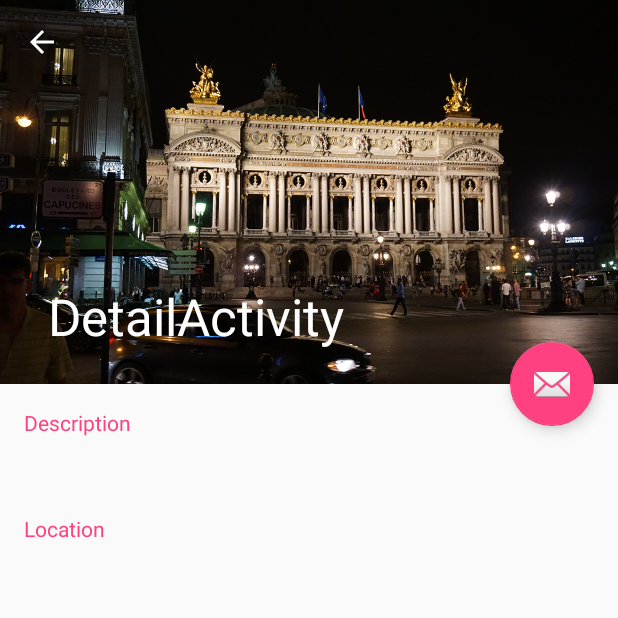
After one commit to mileyanda/RecyclerView3, an Android app: the DetailActivity screen opened directly, with no data from a screen before it, on a phone screen of 412 x 824 dp, the top half of it. The commit adds this screen. Run offline under Robolectric (Android 15) with nearby library versions, the phone set to English and light mode, and no system bars; 4 statements that could not run were skipped.

Commit message:
RecyclerView View Detail

```diff
--- a/app/src/main/AndroidManifest.xml
+++ b/app/src/main/AndroidManifest.xml
@@ -21,7 +21,7 @@
         <activity
             android:name=".DetailActivity"
             android:label="@string/title_activity_detail"
-            android:theme="@style/AppTheme.NoActionBar"></activity>
+            android:theme="@style/AppTheme.NoActionBar" />
     </application>
 
 </manifest>
--- /dev/null
+++ b/app/src/main/java/id/sch/smktelkom_mlg/learn/recyclerview3/DetailActivity.java
@@ -0,0 +1,50 @@
+package id.sch.smktelkom_mlg.learn.recyclerview3;
+
+import android.net.Uri;
+import android.os.Bundle;
+import android.support.design.widget.FloatingActionButton;
+import android.support.design.widget.Snackbar;
+import android.support.v7.app.AppCompatActivity;
+import android.support.v7.widget.Toolbar;
+import android.view.View;
+import android.widget.ImageView;
+import android.widget.TextView;
+
+import id.sch.smktelkom_mlg.learn.recyclerview3.model.Hotel;
+
+public class DetailActivity extends AppCompatActivity {
+
+    @Override
+    protected void onCreate(Bundle savedInstanceState) {
+        super.onCreate(savedInstanceState);
+        setContentView(R.layout.activity_detail);
+        Toolbar toolbar = (Toolbar) findViewById(R.id.toolbar);
+        setSupportActionBar(toolbar);
+
+        Hotel hotel = (Hotel) getIntent().getSerializableExtra(MainActivity.HOTEL);
+        setTitle(hotel.judul);
+        ImageView ivFoto = (ImageView) findViewById(R.id.imageFoto);
+        ivFoto.setImageURI(Uri.parse(hotel.foto));
+        TextView tvDeskripsi = (TextView) findViewById(R.id.place_detail);
+        tvDeskripsi.setText(hotel.deskripsi + "\n\n" + hotel.detail);
+        TextView tvLokasi = (TextView) findViewById(R.id.place_location);
+        tvLokasi.setText(hotel.lokasi);
+
+        getSupportActionBar().setDisplayHomeAsUpEnabled(true);
+        toolbar.setNavigationOnClickListener(new View.OnClickListener() {
+            @Override
+            public void onClick(View v) {
+                onBackPressed();
+            }
+        });
+
+        FloatingActionButton fab = (FloatingActionButton) findViewById(R.id.fab);
+        fab.setOnClickListener(new View.OnClickListener() {
+            @Override
+            public void onClick(View view) {
+                Snackbar.make(view, "Replace with your own action", Snackbar.LENGTH_LONG)
+                        .setAction("Action", null).show();
+            }
+        });
+    }
+}
--- /dev/null
+++ b/app/src/main/res/layout/activity_detail.xml
@@ -0,0 +1,55 @@
+<?xml version="1.0" encoding="utf-8"?>
+<android.support.design.widget.CoordinatorLayout xmlns:android="http://schemas.android.com/apk/res/android"
+    xmlns:app="http://schemas.android.com/apk/res-auto"
+    xmlns:tools="http://schemas.android.com/tools"
+    android:layout_width="match_parent"
+    android:layout_height="match_parent"
+    android:fitsSystemWindows="true"
+    tools:context="id.sch.smktelkom_mlg.learn.recyclerview3.DetailActivity">
+
+    <android.support.design.widget.AppBarLayout
+        android:id="@+id/app_bar"
+        android:layout_width="match_parent"
+        android:layout_height="@dimen/app_bar_height"
+        android:fitsSystemWindows="true"
+        android:theme="@style/AppTheme.AppBarOverlay">
+
+        <android.support.design.widget.CollapsingToolbarLayout
+            android:id="@+id/toolbar_layout"
+            android:layout_width="match_parent"
+            android:layout_height="match_parent"
+            android:fitsSystemWindows="true"
+            app:contentScrim="?attr/colorPrimary"
+            app:layout_scrollFlags="scroll|exitUntilCollapsed">
+
+            <ImageView
+                android:id="@+id/imageFoto"
+                android:layout_width="match_parent"
+                android:layout_height="match_parent"
+                android:fitsSystemWindows="true"
+                android:scaleType="centerCrop"
+                android:src="@drawable/a"
+                app:layout_collapseMode="parallax" />
+
+            <android.support.v7.widget.Toolbar
+                android:id="@+id/toolbar"
+                android:layout_width="match_parent"
+                android:layout_height="?attr/actionBarSize"
+                app:layout_collapseMode="pin"
+                app:popupTheme="@style/AppTheme.PopupOverlay" />
+
+        </android.support.design.widget.CollapsingToolbarLayout>
+    </android.support.design.widget.AppBarLayout>
+
+    <include layout="@layout/content_detail" />
+
+    <android.support.design.widget.FloatingActionButton
+        android:id="@+id/fab"
+        android:layout_width="wrap_content"
+        android:layout_height="wrap_content"
+        android:layout_margin="@dimen/fab_margin"
+        app:layout_anchor="@id/app_bar"
+        app:layout_anchorGravity="bottom|end"
+        app:srcCompat="@android:drawable/ic_dialog_email" />
+
+</android.support.design.widget.CoordinatorLayout>
--- /dev/null
+++ b/app/src/main/res/layout/content_detail.xml
@@ -0,0 +1,48 @@
+<?xml version="1.0" encoding="utf-8"?>
+<android.support.v4.widget.NestedScrollView xmlns:android="http://schemas.android.com/apk/res/android"
+    xmlns:app="http://schemas.android.com/apk/res-auto"
+    xmlns:tools="http://schemas.android.com/tools"
+    android:layout_width="match_parent"
+    android:layout_height="match_parent"
+    app:layout_behavior="@string/appbar_scrolling_view_behavior"
+    tools:context="id.sch.smktelkom_mlg.learn.recyclerview3.DetailActivity"
+    tools:showIn="@layout/activity_detail">
+
+    <LinearLayout
+        android:layout_width="match_parent"
+        android:layout_height="match_parent"
+        android:orientation="vertical"
+        android:paddingLeft="16dp"
+        android:paddingRight="16dp"
+        android:paddingTop="16dp">
+
+        <TextView
+            android:layout_width="match_parent"
+            android:layout_height="wrap_content"
+            android:layout_marginBottom="16dp"
+            android:text="Description"
+            android:textColor="?attr/colorAccent" />
+
+        <TextView
+            android:id="@+id/place_detail"
+            android:layout_width="wrap_content"
+            android:layout_height="wrap_content"
+            tools:text="deskripsi" />
+
+        <TextView
+            android:layout_width="match_parent"
+            android:layout_height="wrap_content"
+            android:layout_marginBottom="16dp"
+            android:layout_marginTop="16dp"
+            android:text="Location"
+            android:textColor="?attr/colorAccent" />
+
+        <TextView
+            android:id="@+id/place_location"
+            android:layout_width="wrap_content"
+            android:layout_height="wrap_content"
+            tools:text="Lokasi" />
+
+    </LinearLayout>
+
+</android.support.v4.widget.NestedScrollView>
```
Also changed, not shown: app/src/main/java/id/sch/smktelkom_mlg/learn/recyclerview3/MainActivity.java (+54 -1 lines), app/src/main/java/id/sch/smktelkom_mlg/learn/recyclerview3/adapter/HotelAdapter.java (+16 -2 lines), app/src/main/java/id/sch/smktelkom_mlg/learn/recyclerview3/model/Hotel.java (+8 -4 lines).
